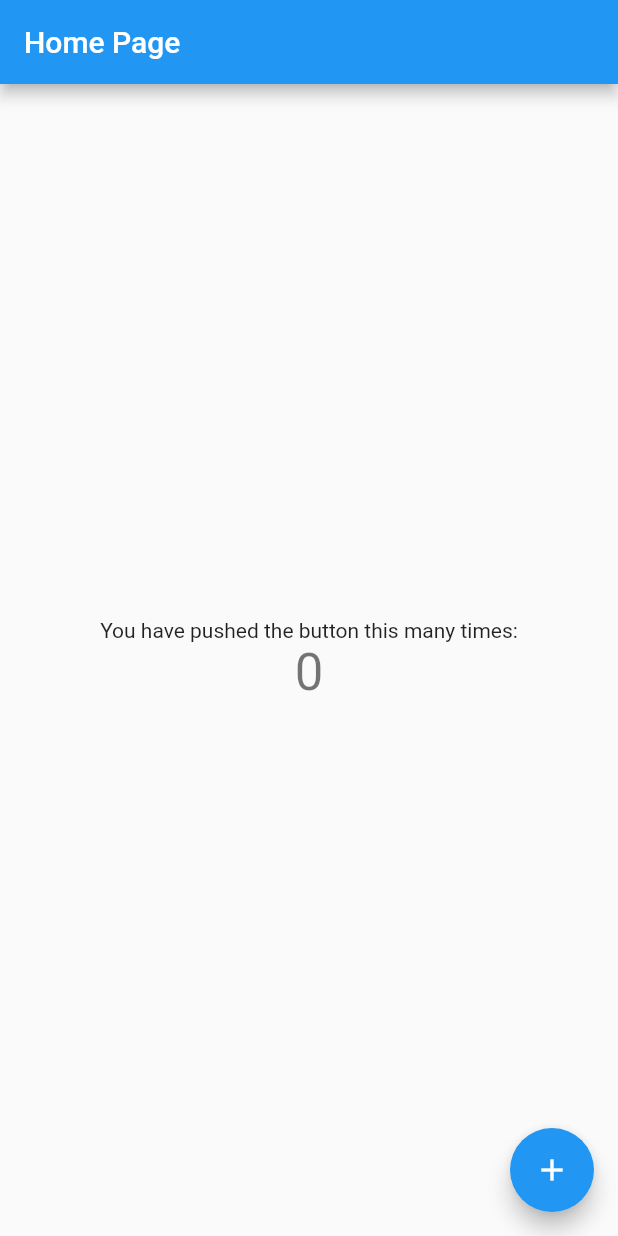
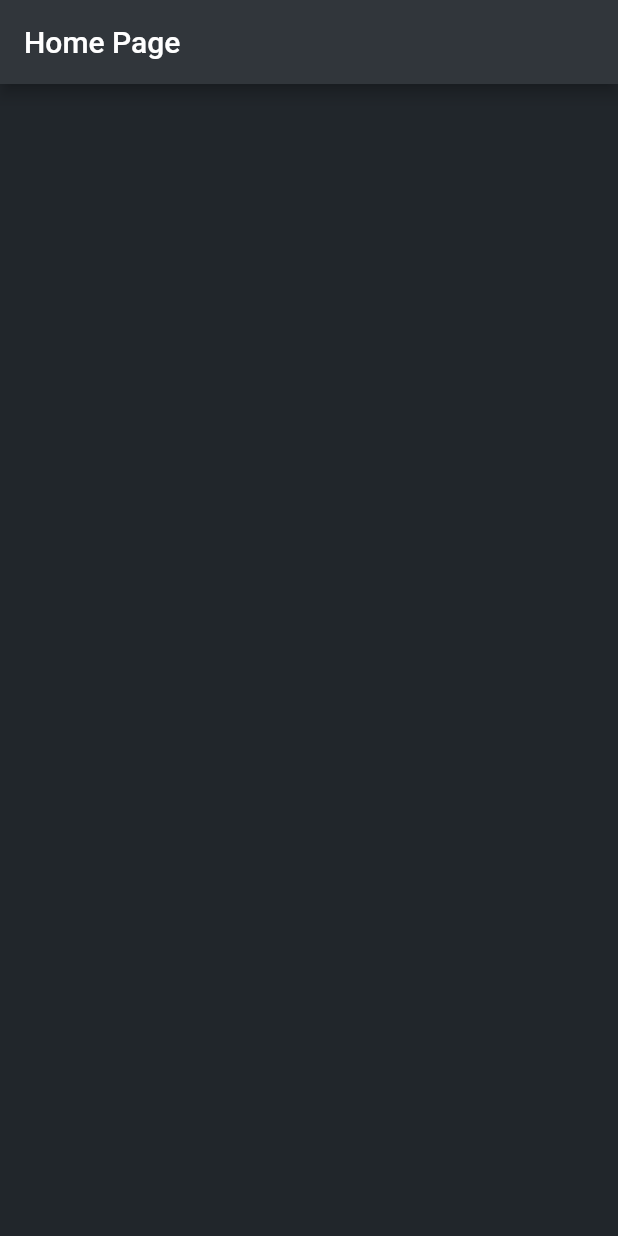
Before and after one commit to arnaud111/flutter_partiel_5al, a Flutter app: the screen it shows after launch, on a phone screen of 412 x 824 dp. Run offline on Flutter 3.47's test engine with Material 2 defaults, Android fonts, the phone set to English and light mode, and no system bars; our stand-ins replace bloc, dio, flutter_bloc, shared_preferences.

Commit message:
patch dark mode

```diff
--- a/lib/home.dart
+++ b/lib/home.dart
@@ -8,13 +8,6 @@ class MyHomePage extends StatefulWidget {
 }
 
 class _MyHomePageState extends State<MyHomePage> {
-  int _counter = 0;
-
-  void _incrementCounter() {
-    setState(() {
-      _counter++;
-    });
-  }
 
   @override
   Widget build(BuildContext context) {
@@ -22,25 +15,7 @@ class _MyHomePageState extends State<MyHomePage> {
       appBar: AppBar(
         title: const Text('Home Page'),
       ),
-      body: Center(
-        child: Column(
-          mainAxisAlignment: MainAxisAlignment.center,
-          children: <Widget>[
-            const Text(
-              'You have pushed the button this many times:',
-            ),
-            Text(
-              '$_counter',
-              style: Theme.of(context).textTheme.headlineMedium,
-            ),
-          ],
-        ),
-      ),
-      floatingActionButton: FloatingActionButton(
-        onPressed: _incrementCounter,
-        tooltip: 'Increment',
-        child: const Icon(Icons.add),
-      ),
+      body: Container(),
     );
   }
 }
--- a/lib/main.dart
+++ b/lib/main.dart
@@ -13,7 +13,9 @@ class MyApp extends StatelessWidget {
 
   @override
   Widget build(BuildContext context) {
-    return MaterialApp(
+    return BlocProvider(
+      create: (context) => AuthBloc(),
+      child: MaterialApp(
         title: 'Miku',
         debugShowCheckedModeBanner: false,
         theme: ThemeData(
@@ -28,11 +30,7 @@ class MyApp extends StatelessWidget {
           scaffoldBackgroundColor: const Color(0xFF21262B),
         ),
         themeMode: ThemeMode.dark,
-      home: BlocProvider(
-        create: (context) => AuthBloc(),
-        child: const MaterialApp(
-          home: MyHomePage(),
-        ),
+        home: const MyHomePage(),
       ),
     );
   }
```
Lines whose indentation alone changed are shown as unchanged.
